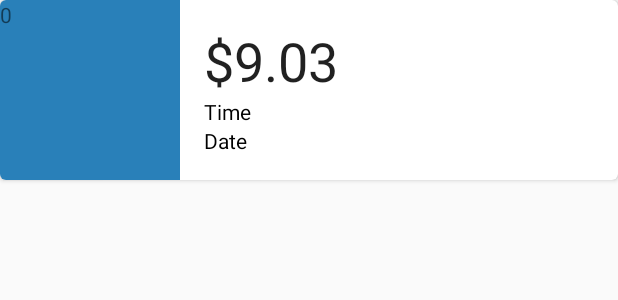
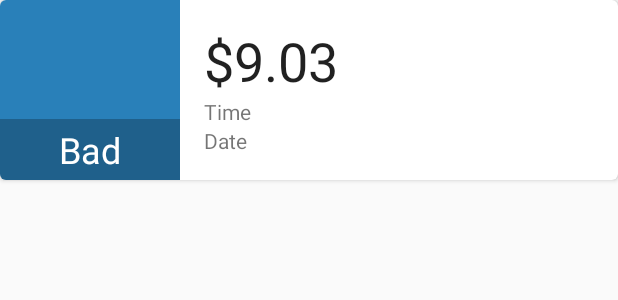
Before and after one commit to BearDroid/PaidToPoop, an Android app: the layout poopcard.xml on its own in the app's theme, with its tools: preview values and no code run, on a phone screen of 412 x 824 dp. Shown: the top 300 px of the screen. Run offline under Robolectric (Android 15) with nearby library versions, the phone set to English and light mode, and no system bars.

Commit message:
A few final touches on the font color on the card and the rating view. Might have a new direction to go on that. We'll see.

```diff
--- a/app/src/main/res/layout/poopcard.xml
+++ b/app/src/main/res/layout/poopcard.xml
@@ -24,9 +24,16 @@
 
             <TextView
                 android:id="@+id/smiley"
-                android:layout_width="wrap_content"
+                android:layout_width="match_parent"
                 android:layout_height="wrap_content"
-                android:text="0" />
+                android:layout_alignParentBottom="true"
+                android:layout_centerHorizontal="true"
+                android:textSize="24dp"
+                android:padding="4dp"
+                android:textColor="@color/white"
+                android:background="#40000000"
+                android:gravity="center"
+                android:text="Bad" />
         </RelativeLayout>
 
         <RelativeLayout
@@ -66,7 +73,7 @@
                     android:paddingLeft="16dp"
                     android:text="Time"
                     android:textAppearance="@style/Base.TextAppearance.AppCompat.Body1"
-                    android:textColor="#000"
+                    android:textColor="@color/abc_secondary_text_material_light"
                     android:textSize="14sp" />
 
                 <TextView
@@ -78,7 +85,7 @@
                     android:paddingLeft="16dp"
                     android:text="Date"
                     android:textAppearance="@style/Base.TextAppearance.AppCompat.Body1"
-                    android:textColor="#000"
+                    android:textColor="@color/abc_secondary_text_material_light"
                     android:textSize="14sp" />
             </RelativeLayout>
         </RelativeLayout>
```
